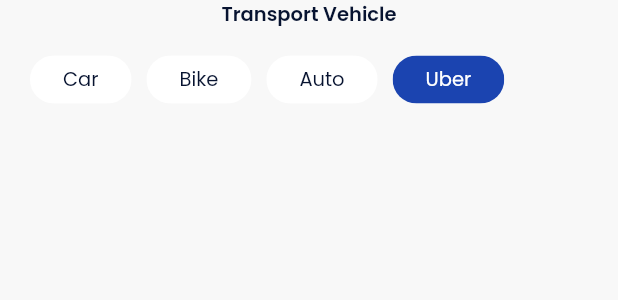
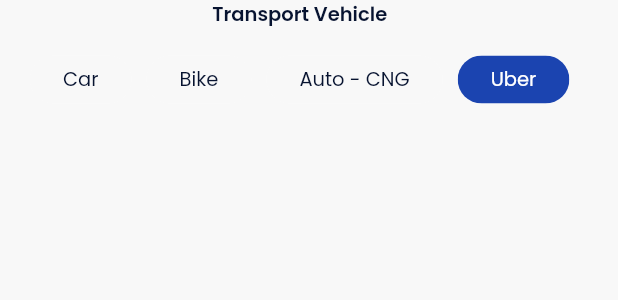
Before and after one commit to WorkWithAfridi/IUBRSA_IUB-RideSharingApp-V2, a Flutter app: the SelectTransportVehicleTab widget shown alone on an empty page, opened directly, after a tap on "Uber", on a phone screen of 412 x 824 dp. Shown: the top 300 px of the screen. Run offline on Flutter 3.47's test engine with Material 2 defaults, Android fonts, the phone set to English and light mode, and no system bars; our stand-ins replace barcode_widget, connectivity_plus, dotted_border, fluentui_icons, flutter_image_compress, flutter_svg and 8 more; missing offline and left inert: flutter_polyline_points; accounts and stored records are empty.

Commit message:
Updated register_a_trip screen's UI

```diff
--- a/lib/app/views/register_a_trip/views/register_a_trip_screen.dart
+++ b/lib/app/views/register_a_trip/views/register_a_trip_screen.dart
@@ -1,12 +1,13 @@
 import 'package:barcode_widget/barcode_widget.dart';
+import 'package:dotted_border/dotted_border.dart';
 import 'package:flutter/material.dart';
 import 'package:get/get.dart';
 import 'package:iubrsa/app/shared/widgets/custom_back_button.dart';
-import 'package:iubrsa/app/shared/widgets/custom_button.dart';
 import 'package:iubrsa/app/shared/widgets/custom_divider.dart';
 import 'package:iubrsa/app/views/register_a_trip/controller/register_a_trip_screen_controller.dart';
 
 import '../../../../data/constants/app_data.dart';
+import '../../../shared/widgets/custom_button.dart';
 import '../widgets/fare_form.dart';
 import '../widgets/route_and_destination_form.dart';
 import '../widgets/route_description_form.dart';
@@ -48,11 +49,26 @@
         child: SingleChildScrollView(
           physics: const BouncingScrollPhysics(),
           child: Column(
+            children: [
+              Padding(
+                padding: AppData.defaultPadding,
+                child: DottedBorder(
+                  color: Colors.black.withOpacity(.5),
+                  dashPattern: const [8, 4],
+                  strokeWidth: 0.5,
+                  child: Container(
+                    decoration: const BoxDecoration(
+                      color: AppData.customWhite,
+                      borderRadius: BorderRadius.all(
+                        Radius.circular(AppData.defaultBorderRadius),
+                      ),
+                    ),
+                    child: Column(
                       mainAxisAlignment: MainAxisAlignment.start,
                       crossAxisAlignment: CrossAxisAlignment.center,
                       children: [
                         const SizedBox(
-                height: 5,
+                          height: 15,
                         ),
                         const Text(
                           'Registration id',
@@ -151,7 +167,7 @@
                                   Text(
                                     "* ",
                                     style: AppData.lightTextStyle.copyWith(
-                            color: AppData.customLightGrey,
+                                      color: Colors.black.withOpacity(.5),
                                       height: .95,
                                     ),
                                   ),
@@ -159,7 +175,7 @@
                                     child: Text(
                                       "Please be advised that your trip will automatically be dactivated after 2 hours!",
                                       style: AppData.lightTextStyle.copyWith(
-                              color: AppData.customLightGrey,
+                                        color: Colors.black.withOpacity(.5),
                                         height: .95,
                                       ),
                                     ),
@@ -169,7 +185,20 @@
                               const SizedBox(
                                 height: 10,
                               ),
-                    Obx(
+                            ],
+                          ),
+                        )
+                      ],
+                    ),
+                  ),
+                ),
+              ),
+              const SizedBox(
+                height: 15,
+              ),
+              Padding(
+                padding: AppData.defaultPadding,
+                child: Obx(
                   () => CustomButton(
                     title: "Register",
                     callBackFunction: () {
@@ -178,12 +207,10 @@
                     isLoading: controller.isRegisterButtonLoading.value,
                   ),
                 ),
+              ),
               const SizedBox(
                 height: 25,
               ),
-                  ],
-                ),
-              )
             ],
           ),
         ),
--- a/lib/app/views/register_a_trip/widgets/select_transport_vehicle_tab.dart
+++ b/lib/app/views/register_a_trip/widgets/select_transport_vehicle_tab.dart
@@ -22,144 +22,37 @@
         const SizedBox(
           height: 10,
         ),
-        Obx(
-          () => Row(
+        SingleChildScrollView(
+          scrollDirection: Axis.horizontal,
+          physics: const BouncingScrollPhysics(),
+          child: Row(
             children: [
               const SizedBox(
                 width: 20,
               ),
-              GestureDetector(
-                onTap: () {
-                  controller.selectedTransportationVehicle.value = "Car";
-                },
-                child: Column(
-                  mainAxisAlignment: MainAxisAlignment.center,
-                  crossAxisAlignment: CrossAxisAlignment.center,
-                  children: [
-                    Chip(
-                      label: Padding(
-                        padding: const EdgeInsets.symmetric(horizontal: 10.0),
-                        child: Text(
-                          "Car",
-                          style: AppData.regularTextStyle.copyWith(
-                            color: controller
-                                        .selectedTransportationVehicle.value ==
-                                    "Car"
-                                ? AppData.customWhite
-                                : AppData.darkBlueColor,
-                          ),
-                        ),
-                      ),
-                      backgroundColor:
-                          controller.selectedTransportationVehicle.value ==
-                                  "Car"
-                              ? AppData.royalBlueColor
-                              : AppData.customWhite,
-                    ),
-                  ],
-                ),
+              VehicleTypeSelectionChip(
+                type: "Car",
               ),
               const SizedBox(
                 width: 10,
               ),
-              GestureDetector(
-                onTap: () {
-                  controller.selectedTransportationVehicle.value = "Bike";
-                },
-                child: Column(
-                  mainAxisAlignment: MainAxisAlignment.center,
-                  crossAxisAlignment: CrossAxisAlignment.center,
-                  children: [
-                    Chip(
-                      label: Padding(
-                        padding: const EdgeInsets.symmetric(horizontal: 10.0),
-                        child: Text(
-                          "Bike",
-                          style: AppData.regularTextStyle.copyWith(
-                            color: controller
-                                        .selectedTransportationVehicle.value ==
-                                    "Bike"
-                                ? AppData.customWhite
-                                : AppData.darkBlueColor,
-                          ),
-                        ),
-                      ),
-                      backgroundColor:
-                          controller.selectedTransportationVehicle.value ==
-                                  "Bike"
-                              ? AppData.royalBlueColor
-                              : AppData.customWhite,
-                    ),
-                  ],
-                ),
+              VehicleTypeSelectionChip(
+                type: "Bike",
               ),
               const SizedBox(
                 width: 10,
               ),
-              GestureDetector(
-                onTap: () {
-                  controller.selectedTransportationVehicle.value = "Auto";
-                },
-                child: Column(
-                  mainAxisAlignment: MainAxisAlignment.center,
-                  crossAxisAlignment: CrossAxisAlignment.center,
-                  children: [
-                    Chip(
-                      label: Padding(
-                        padding: const EdgeInsets.symmetric(horizontal: 10.0),
-                        child: Text(
-                          "Auto",
-                          style: AppData.regularTextStyle.copyWith(
-                            color: controller
-                                        .selectedTransportationVehicle.value ==
-                                    "Auto"
-                                ? AppData.customWhite
-                                : AppData.darkBlueColor,
-                          ),
-                        ),
-                      ),
-                      backgroundColor:
-                          controller.selectedTransportationVehicle.value ==
-                                  "Auto"
-                              ? AppData.royalBlueColor
-                              : AppData.customWhite,
-                    ),
-                  ],
-                ),
+              VehicleTypeSelectionChip(
+                type: "Auto - CNG",
               ),
               const SizedBox(
                 width: 10,
               ),
-              GestureDetector(
-                onTap: () {
-                  controller.selectedTransportationVehicle.value = "Uber";
-                },
-                child: Column(
-                  mainAxisAlignment: MainAxisAlignment.center,
-                  crossAxisAlignment: CrossAxisAlignment.center,
-                  children: [
-                    Chip(
-                      label: Padding(
-                        padding: const EdgeInsets.symmetric(horizontal: 10.0),
-                        child: Text(
-                          "Uber",
-                          style: AppData.regularTextStyle.copyWith(
-                            color: controller
-                                        .selectedTransportationVehicle.value ==
-                                    "Uber"
-                                ? AppData.customWhite
-                                : AppData.darkBlueColor,
-                          ),
-                        ),
-                      ),
-                      backgroundColor:
-                          controller.selectedTransportationVehicle.value ==
-                                  "Uber"
-                              ? AppData.royalBlueColor
-                              : AppData.customWhite,
-                    ),
-                  ],
-                ),
+              VehicleTypeSelectionChip(
+                type: "Uber",
+              ),
+              const SizedBox(
+                width: 20,
               ),
             ],
           ),
@@ -168,3 +61,36 @@
     );
   }
 }
+
+class VehicleTypeSelectionChip extends StatelessWidget {
+  VehicleTypeSelectionChip({Key? key, required this.type}) : super(key: key);
+
+  final RegisterATripScreenController controller = Get.find();
+  final String type;
+
+  @override
+  Widget build(BuildContext context) {
+    return GestureDetector(
+      onTap: () {
+        controller.selectedTransportationVehicle.value = type;
+      },
+      child: Obx(() => Chip(
+            label: Padding(
+              padding: const EdgeInsets.symmetric(horizontal: 10.0),
+              child: Text(
+                type,
+                style: AppData.regularTextStyle.copyWith(
+                  color: controller.selectedTransportationVehicle.value == type
+                      ? AppData.customWhite
+                      : AppData.darkBlueColor,
+                ),
+              ),
+            ),
+            backgroundColor:
+                controller.selectedTransportationVehicle.value == type
+                    ? AppData.royalBlueColor
+                    : AppData.scaffoldBackgroundColor,
+          )),
+    );
+  }
+}
--- a/pubspec.yaml
+++ b/pubspec.yaml
@@ -30,6 +30,7 @@
   barcode_widget: ^2.0.2
   connectivity_plus: ^2.3.5
   cupertino_icons: ^1.0.2
+  dotted_border: ^2.0.0+2
   fluentui_icons: ^1.0.0
   flutter:
     sdk: flutter
```
Also changed, not shown: pubspec.lock. Lines whose indentation alone changed are shown as unchanged.
